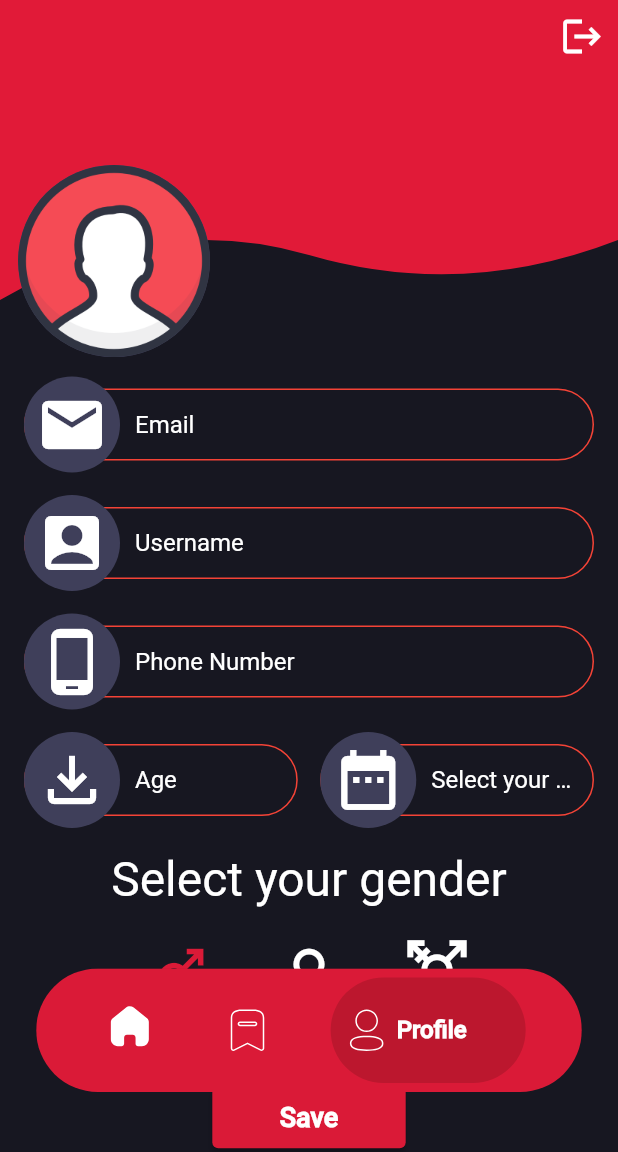
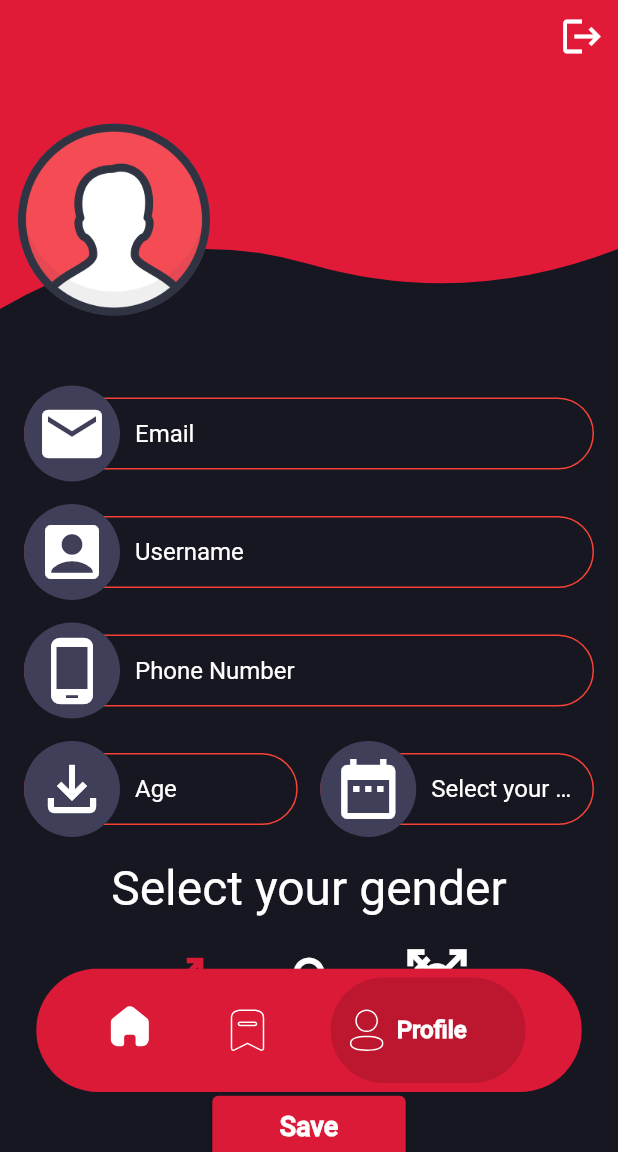
Before and after one commit to ResulAkkiz/MovveBazzar, a Flutter app: the HomePage screen opened directly, item 3 of the bottom bar chosen, on a phone screen of 412 x 824 dp, the part 84-1236 px from its top. Run offline on Flutter 3.47's test engine with Material 2 defaults, Android fonts, the phone set to English and light mode, and no system bars; drawn by our look-alikes of bottom_navy_bar; our stand-ins replace cloud_firestore, firebase_auth, firebase_core, flutter_rating_bar, flutter_svg, google_sign_in and 1 more; accounts and stored records are empty.

Commit message:
profile screen mail and username fixed

```diff
--- a/lib/app_constants/common_function.dart
+++ b/lib/app_constants/common_function.dart
@@ -3,9 +3,8 @@ import 'dart:math';
 class CommonFunction {
   static String generateRandomString(int len) {
     var r = Random();
-    const _chars =
+    const chars =
         'AaBbCcDdEeFfGgHhIiJjKkLlMmNnOoPpQqRrSsTtUuVvWwXxYyZz1234567890';
-    return List.generate(len, (index) => _chars[r.nextInt(_chars.length)])
-        .join();
+    return List.generate(len, (index) => chars[r.nextInt(chars.length)]).join();
   }
 }
--- a/lib/app_constants/common_widgets.dart
+++ b/lib/app_constants/common_widgets.dart
@@ -32,11 +32,13 @@ Container buildSigninContainer(
 Widget buildLoginTextformField(
     {required IconData iconData,
     required String hintText,
+    TextInputType? keyboardType,
     required TextEditingController controller}) {
   return Stack(
     alignment: Alignment.centerLeft,
     children: [
       TextFormField(
+        keyboardType: keyboardType,
         controller: controller,
         cursorColor: Colors.red,
         decoration: InputDecoration(
--- a/lib/pages/profile_screen.dart
+++ b/lib/pages/profile_screen.dart
@@ -21,6 +21,7 @@ class _ProfileScreenState extends State<ProfileScreen> {
   late TextEditingController usernameController;
   late TextEditingController phoneController;
   late TextEditingController ageController;
+  late TextEditingController datecontroller;
 
   @override
   void initState() {
@@ -28,6 +29,7 @@ class _ProfileScreenState extends State<ProfileScreen> {
     usernameController = TextEditingController();
     phoneController = TextEditingController();
     ageController = TextEditingController();
+    datecontroller = TextEditingController();
     super.initState();
   }
 
@@ -37,6 +39,7 @@ class _ProfileScreenState extends State<ProfileScreen> {
     usernameController.dispose();
     phoneController.dispose();
     ageController.dispose();
+    datecontroller.dispose();
     super.dispose();
   }
 
@@ -45,7 +48,7 @@ class _ProfileScreenState extends State<ProfileScreen> {
     'Female': Icons.female,
     'Other': Icons.transgender
   };
-  TextEditingController controller = TextEditingController();
+
   DateTime dateTime = DateTime.now();
   ImagePicker imagePicker = ImagePicker();
   int choose = 0;
@@ -53,7 +56,12 @@ class _ProfileScreenState extends State<ProfileScreen> {
 
   @override
   Widget build(BuildContext context) {
-    final movierViewModel = Provider.of<MovierViewModel>(context);
+    MovierViewModel movierViewModel = Provider.of<MovierViewModel>(context);
+    if (movierViewModel.movier != null) {
+      emailController.text = movierViewModel.movier!.movierEmail;
+      usernameController.text = movierViewModel.movier!.movierUsername;
+    }
+
     return SingleChildScrollView(
         padding: const EdgeInsets.fromLTRB(0, 0, 0, 90.0),
         child: Column(
@@ -74,6 +82,7 @@ class _ProfileScreenState extends State<ProfileScreen> {
               child: Column(
                 children: [
                   buildLoginTextformField(
+                      keyboardType: TextInputType.emailAddress,
                       hintText: 'Email',
                       iconData: Icons.email,
                       controller: emailController),
@@ -82,6 +91,7 @@ class _ProfileScreenState extends State<ProfileScreen> {
                       iconData: Icons.account_box,
                       controller: usernameController),
                   buildLoginTextformField(
+                      keyboardType: TextInputType.phone,
                       hintText: 'Phone Number',
                       iconData: Icons.phone_android,
                       controller: phoneController),
@@ -90,6 +100,7 @@ class _ProfileScreenState extends State<ProfileScreen> {
                       Flexible(
                         flex: 1,
                         child: buildLoginTextformField(
+                            keyboardType: TextInputType.number,
                             hintText: 'Age',
                             iconData: Icons.file_download_outlined,
                             controller: ageController),
@@ -103,7 +114,7 @@ class _ProfileScreenState extends State<ProfileScreen> {
                                 debugPrint(dateTime.toString());
                               });
                             },
-                            controller: controller,
+                            controller: datecontroller,
                             iconData: Icons.date_range,
                             context: context),
                       )
@@ -197,7 +208,7 @@ class _ProfileScreenState extends State<ProfileScreen> {
         child: Container(
           color: const Color(0xFFE11A38),
           width: double.infinity,
-          height: 200.0,
+          height: MediaQuery.of(context).size.height * 0.25,
         ),
       ),
     );
@@ -206,7 +217,7 @@ class _ProfileScreenState extends State<ProfileScreen> {
   Widget _buildCircleAvatar() {
     return Positioned(
       left: 12,
-      top: 110,
+      top: MediaQuery.of(context).size.height * 0.10,
       child: GestureDetector(
         onTap: () {
           showModalBottomSheet(
--- a/lib/services/auth_base.dart
+++ b/lib/services/auth_base.dart
@@ -4,6 +4,7 @@ abstract class AuthBase {
   Future<Movier?> currentMovier();
   Future<Movier?> signupMovier(String email, String password);
   Future<Movier?> signinMovier(String email, String password);
+  Future<void> updateEmail(String email);
   Future<Movier?> googlesignupMovier();
   Future<bool?> signOut();
 }
--- /dev/null
+++ b/lib/services/db_base.dart
@@ -0,0 +1,6 @@
+import 'package:flutter_application_1/model/movier.dart';
+
+abstract class DbBase {
+  Future<bool> saveMovier(Movier movier);
+  Future<Movier> getMovier(String movierID);
+}
--- a/lib/services/firebase_auth_service.dart
+++ b/lib/services/firebase_auth_service.dart
@@ -87,4 +87,10 @@ class FirebaseAuthService extends AuthBase {
       return null;
     }
   }
+
+  @override
+  Future<void> updateEmail(String email) async {
+    User? currentUser = firebaseAuth.currentUser;
+    await currentUser?.updateEmail(email);
+  }
 }
--- a/pubspec.yaml
+++ b/pubspec.yaml
@@ -45,6 +45,7 @@ dependencies:
   firebase_core: ^1.22.0
   firebase_auth: ^3.8.0
   google_sign_in: ^5.4.1
+  cloud_firestore: ^3.4.7
 
 
 dev_dependencies:
```
Also changed, not shown: lib/model/movier.dart (+35 -1 lines), lib/pages/login_screen.dart (+12 -16 lines), lib/services/firebase_db_service.dart (added, +21 -0 lines), lib/viewmodel/movier_view_model.dart (+15 -1 lines), pubspec.lock, 1 other file.
